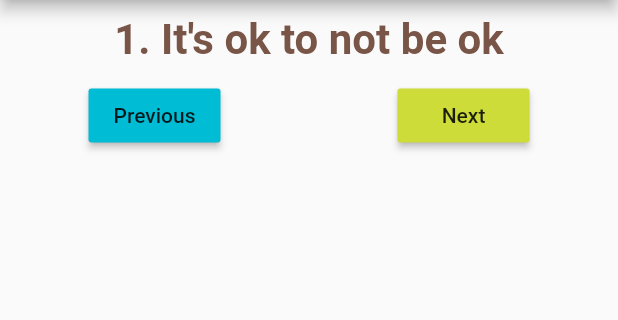
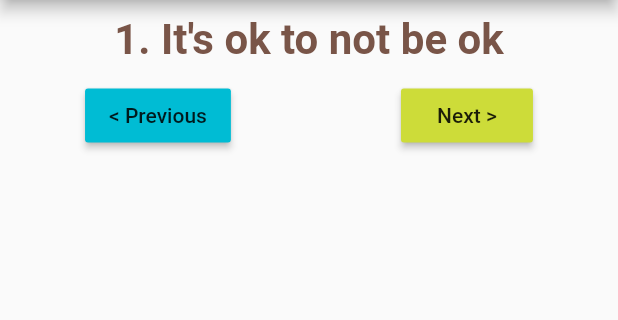
Before and after one commit to quynhanh-kristen/Mobile, a Flutter app: the screen it shows after launch, on a phone screen of 412 x 824 dp, the part 84-404 px from its top. Run offline on Flutter 3.47's test engine with Material 2 defaults, Android fonts, the phone set to English and light mode, and no system bars.

Commit message:
change text label in textcontrol

```diff
--- a/flutter_assignment/lib/textcontrol.dart
+++ b/flutter_assignment/lib/textcontrol.dart
@@ -14,12 +14,12 @@ class TextControl extends StatelessWidget {
       children: [
         RaisedButton(
           onPressed: getPreviousQuote,
-          child: const Text('Previous'),
+          child: const Text('< Previous'),
           color: Colors.cyan,
         ),
         RaisedButton(
           onPressed: getNextQuote,
-          child: const Text('Next'),
+          child: const Text('Next >'),
           color: Colors.lime,
         ),
       ],
```
